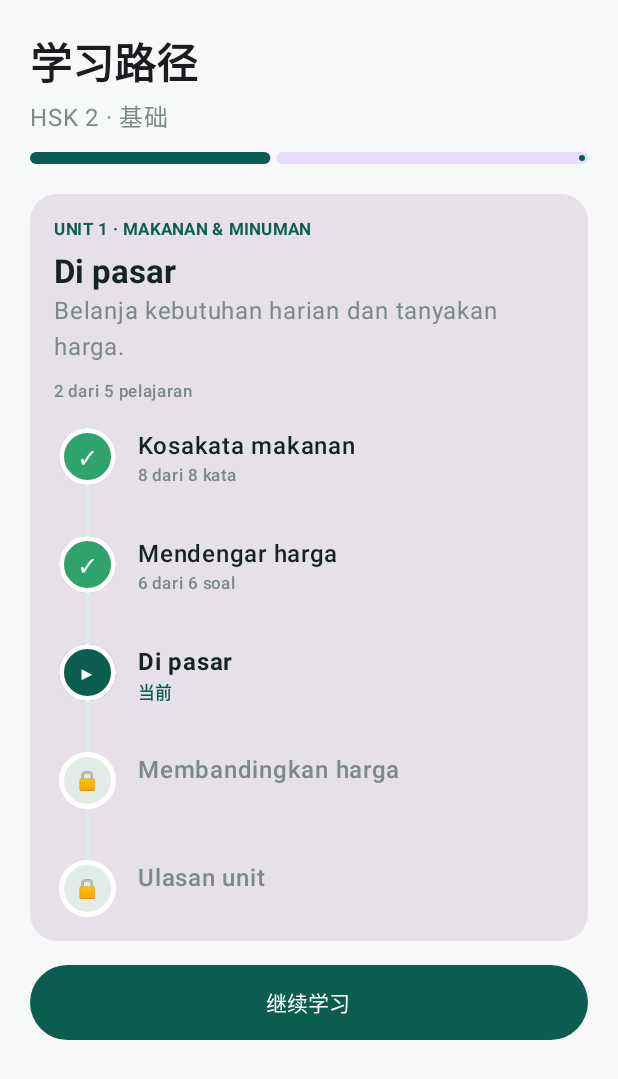
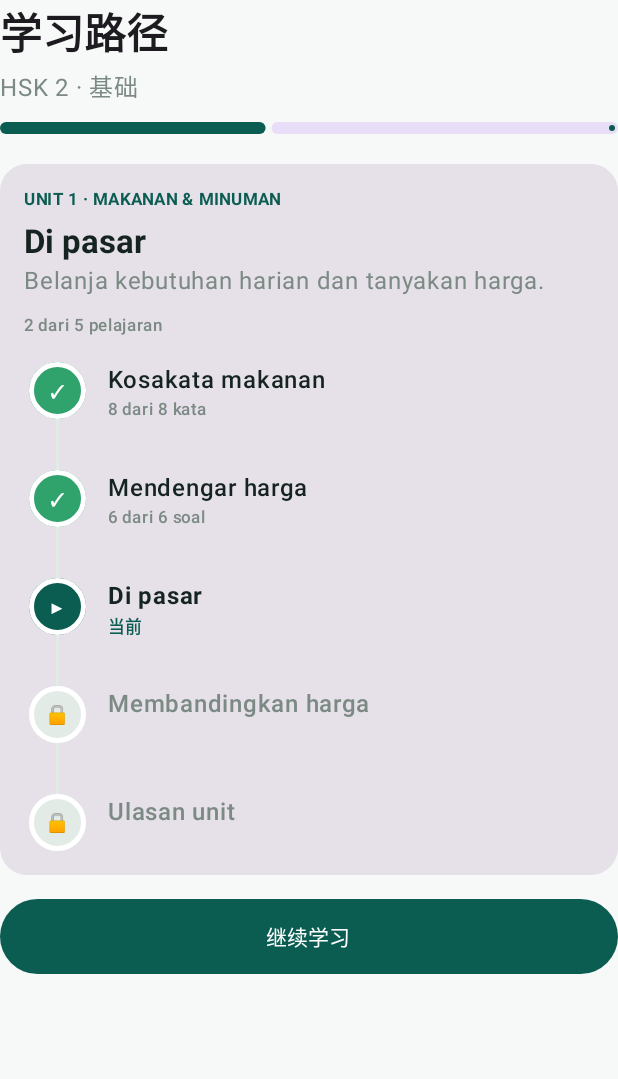
Before and after one commit to berich0709/eChinese, an Android app built with Jetpack Compose: the composable CoursePathScreen shown on its own in the app's theme, on a phone screen of 412 x 824 dp. Shown: the top 1079 px of the screen. Run offline under Robolectric (Android 15) with nearby library versions, the phone set to English and light mode, and no system bars.

Commit message:
fix: 修复课程路径嵌套滚动崩溃并适配状态栏

```diff
--- a/app/src/main/java/com/echinese/app/CoursePathScreen.kt
+++ b/app/src/main/java/com/echinese/app/CoursePathScreen.kt
@@ -3,10 +3,8 @@ package com.echinese.app
 import androidx.compose.foundation.background
 import androidx.compose.foundation.border
 import androidx.compose.foundation.layout.*
-import androidx.compose.foundation.rememberScrollState
 import androidx.compose.foundation.shape.CircleShape
 import androidx.compose.foundation.shape.RoundedCornerShape
-import androidx.compose.foundation.verticalScroll
 import androidx.compose.material3.*
 import androidx.compose.runtime.Composable
 import androidx.compose.ui.Alignment
@@ -32,7 +30,7 @@ private val unit1 = listOf(
 fun CoursePathScreen() {
     val t = LocalTokens.current
     val s = LocalStrings.current
-    Column(Modifier.fillMaxSize().verticalScroll(rememberScrollState()).padding(20.dp)) {
+    Column(Modifier.fillMaxWidth()) {
         Text(s.pathTitle, style = MaterialTheme.typography.headlineMedium, fontWeight = FontWeight.Bold)
         Spacer(Modifier.height(4.dp))
         Text(s.pathSub, color = t.muted)
--- a/app/src/main/java/com/echinese/app/GoalScreen.kt
+++ b/app/src/main/java/com/echinese/app/GoalScreen.kt
@@ -21,7 +21,7 @@ fun GoalScreen(user: User, onDone: (level: String, examDate: String, minutes: In
     var minutes by remember { mutableStateOf(20) }
 
     Column(
-        Modifier.fillMaxSize().verticalScroll(rememberScrollState()).padding(20.dp)
+        Modifier.fillMaxSize().verticalScroll(rememberScrollState()).padding(20.dp).statusBarsPadding()
     ) {
         Spacer(Modifier.height(24.dp))
         Text(s.goalTitle, style = MaterialTheme.typography.headlineMedium, fontWeight = FontWeight.Bold)
--- a/app/src/main/java/com/echinese/app/HomeScreen.kt
+++ b/app/src/main/java/com/echinese/app/HomeScreen.kt
@@ -40,7 +40,7 @@ fun HomeScreen(user: User, onLogout: () -> Unit, onLang: (Lang) -> Unit) {
             }
         }
     ) { pad ->
-        Column(Modifier.padding(pad).padding(horizontal = 20.dp).verticalScroll(rememberScrollState())) {
+        Column(Modifier.padding(pad).padding(horizontal = 20.dp).verticalScroll(rememberScrollState()).statusBarsPadding()) {
             Spacer(Modifier.height(16.dp))
             Text(s.hello + ",", color = Muted)
             Text(user.name, style = MaterialTheme.typography.headlineMedium, fontWeight = FontWeight.Bold)
--- a/feature/auth/src/main/java/com/echinese/feature/auth/AuthFlow.kt
+++ b/feature/auth/src/main/java/com/echinese/feature/auth/AuthFlow.kt
@@ -42,7 +42,7 @@ fun AuthFlow(onLoggedIn: (User, Boolean) -> Unit) {
     var loading by remember { mutableStateOf(false) }
 
     Column(
-        Modifier.fillMaxSize().background(t.bg).verticalScroll(rememberScrollState()).padding(24.dp),
+        Modifier.fillMaxSize().background(t.bg).verticalScroll(rememberScrollState()).padding(24.dp).statusBarsPadding(),
         verticalArrangement = Arrangement.Center
     ) {
         Column(Modifier.fillMaxWidth(), horizontalAlignment = Alignment.CenterHorizontally) {
```
